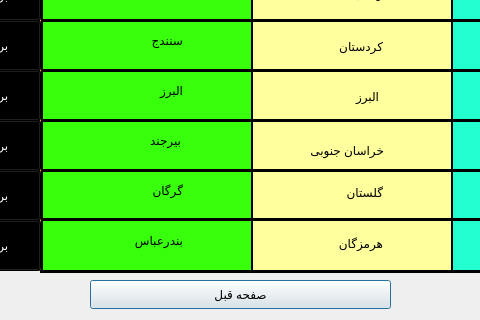
This is menu/markaz.ui in AP-projects-4001/alsa as Qt 5 draws it before an edit; both pictures show x 140 to 620 and y 380 to 700 of the 800 by 700 pixel window. The edited form follows.
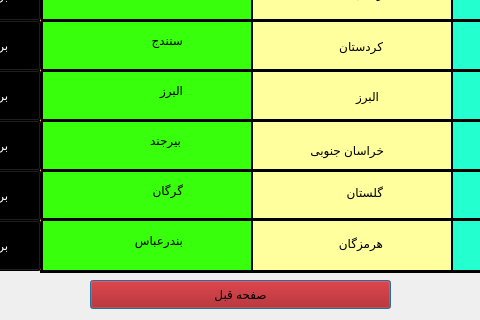
This is the edited form.

```diff
--- a/menu/markaz.ui
+++ b/menu/markaz.ui
@@ -66,6 +66,10 @@
      <height>29</height>
     </rect>
    </property>
+   <property name="styleSheet">
+    <string notr="true">background-color: rgb(170, 0, 0);
+color: rgb(0, 0, 0);</string>
+   </property>
    <property name="text">
     <string>صفحه قبل</string>
    </property>
```
